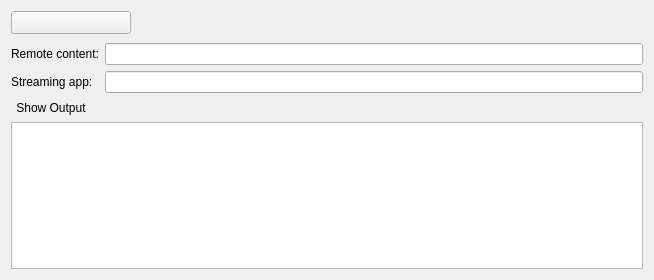
This is src/stream_widget.ui in holazt/RcloneBrowser as Qt 5 draws it before an edit. The edited form follows.
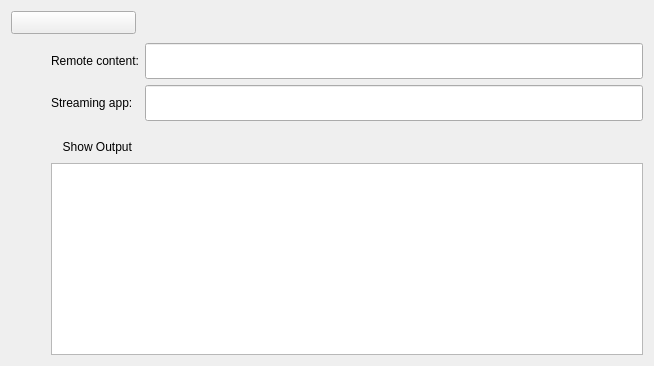
This is the edited form.

Commit message: optimised jobs layout

What changed in the file:
```diff
--- a/src/stream_widget.ui
+++ b/src/stream_widget.ui
@@ -7,9 +7,15 @@
     <x>0</x>
     <y>0</y>
     <width>654</width>
-    <height>280</height>
+    <height>366</height>
    </rect>
   </property>
+  <property name="sizePolicy">
+   <sizepolicy hsizetype="Preferred" vsizetype="Fixed">
+    <horstretch>0</horstretch>
+    <verstretch>0</verstretch>
+   </sizepolicy>
+  </property>
   <property name="windowTitle">
    <string>Form</string>
   </property>
@@ -36,7 +42,7 @@
        <widget class="QToolButton" name="showDetails">
         <property name="minimumSize">
          <size>
-          <width>120</width>
+          <width>125</width>
           <height>0</height>
          </size>
         </property>
@@ -52,7 +58,39 @@
        </widget>
       </item>
       <item>
-       <widget class="QLabel" name="info"/>
+       <widget class="QLineEdit" name="info">
+        <property name="contextMenuPolicy">
+         <enum>Qt::NoContextMenu</enum>
+        </property>
+        <property name="autoFillBackground">
+         <bool>false</bool>
+        </property>
+        <property name="styleSheet">
+         <string notr="true">* { background-color: rgba(0, 0, 0, 0); }</string>
+        </property>
+        <property name="frame">
+         <bool>false</bool>
+        </property>
+        <property name="readOnly">
+         <bool>true</bool>
+        </property>
+       </widget>
+      </item>
+      <item>
+       <spacer name="horizontalSpacer">
+        <property name="orientation">
+         <enum>Qt::Horizontal</enum>
+        </property>
+        <property name="sizeType">
+         <enum>QSizePolicy::Fixed</enum>
+        </property>
+        <property name="sizeHint" stdset="0">
+         <size>
+          <width>10</width>
+          <height>20</height>
+         </size>
+        </property>
+       </spacer>
       </item>
       <item>
        <widget class="QToolButton" name="cancel">
@@ -82,40 +120,33 @@
       <property name="bottomMargin">
        <number>0</number>
       </property>
-      <item row="1" column="1" colspan="2">
+      <item row="1" column="2" colspan="2">
        <widget class="QLineEdit" name="stream">
+        <property name="sizePolicy">
+         <sizepolicy hsizetype="Expanding" vsizetype="Expanding">
+          <horstretch>0</horstretch>
+          <verstretch>0</verstretch>
+         </sizepolicy>
+        </property>
         <property name="readOnly">
          <bool>true</bool>
         </property>
        </widget>
       </item>
-      <item row="0" column="1" colspan="2">
+      <item row="0" column="2" colspan="2">
        <widget class="QLineEdit" name="remote">
+        <property name="sizePolicy">
+         <sizepolicy hsizetype="Expanding" vsizetype="Expanding">
+          <horstretch>0</horstretch>
+          <verstretch>0</verstretch>
+         </sizepolicy>
+        </property>
         <property name="readOnly">
          <bool>true</bool>
         </property>
        </widget>
       </item>
-      <item row="2" column="0" colspan="2">
-       <widget class="QToolButton" name="showOutput">
-        <property name="styleSheet">
-         <string notr="true">QToolButton { border: 0 }</string>
-        </property>
-        <property name="text">
-         <string>Show Output</string>
-        </property>
-        <property name="checkable">
-         <bool>true</bool>
-        </property>
-        <property name="toolButtonStyle">
-         <enum>Qt::ToolButtonTextBesideIcon</enum>
-        </property>
-        <property name="arrowType">
-         <enum>Qt::NoArrow</enum>
-        </property>
-       </widget>
-      </item>
-      <item row="3" column="0" colspan="3">
+      <item row="4" column="1" colspan="3">
        <widget class="QPlainTextEdit" name="output">
         <property name="lineWrapMode">
          <enum>QPlainTextEdit::NoWrap</enum>
@@ -125,7 +156,23 @@
         </property>
        </widget>
       </item>
-      <item row="1" column="0">
+      <item row="3" column="0">
+       <spacer name="horizontalSpacer_2">
+        <property name="orientation">
+         <enum>Qt::Horizontal</enum>
+        </property>
+        <property name="sizeType">
+         <enum>QSizePolicy::Fixed</enum>
+        </property>
+        <property name="sizeHint" stdset="0">
+         <size>
+          <width>40</width>
+          <height>20</height>
+         </size>
+        </property>
+       </spacer>
+      </item>
+      <item row="1" column="1">
        <widget class="QLabel" name="label_2">
         <property name="sizePolicy">
          <sizepolicy hsizetype="Fixed" vsizetype="Preferred">
@@ -141,7 +188,26 @@
         </property>
        </widget>
       </item>
-      <item row="0" column="0">
+      <item row="3" column="1" colspan="2">
+       <widget class="QToolButton" name="showOutput">
+        <property name="styleSheet">
+         <string notr="true">QToolButton { border: 0 }</string>
+        </property>
+        <property name="text">
+         <string>  Show Output</string>
+        </property>
+        <property name="checkable">
+         <bool>true</bool>
+        </property>
+        <property name="toolButtonStyle">
+         <enum>Qt::ToolButtonTextBesideIcon</enum>
+        </property>
+        <property name="arrowType">
+         <enum>Qt::NoArrow</enum>
+        </property>
+       </widget>
+      </item>
+      <item row="0" column="1">
        <widget class="QLabel" name="label_1">
         <property name="sizePolicy">
          <sizepolicy hsizetype="Fixed" vsizetype="Preferred">
@@ -157,6 +223,22 @@
         </property>
        </widget>
       </item>
+      <item row="2" column="2">
+       <spacer name="verticalSpacer">
+        <property name="orientation">
+         <enum>Qt::Vertical</enum>
+        </property>
+        <property name="sizeType">
+         <enum>QSizePolicy::Fixed</enum>
+        </property>
+        <property name="sizeHint" stdset="0">
+         <size>
+          <width>20</width>
+          <height>10</height>
+         </size>
+        </property>
+       </spacer>
+      </item>
      </layout>
     </widget>
    </item>
```
The commit also changes 5 other files.
